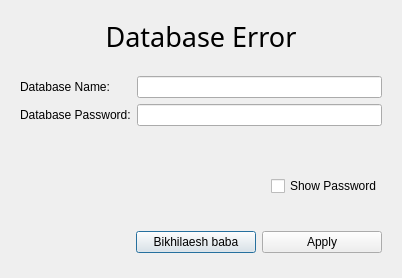
pouyace/Password-Keeper, file databasepassewordsetter.ui: the form before one commit.
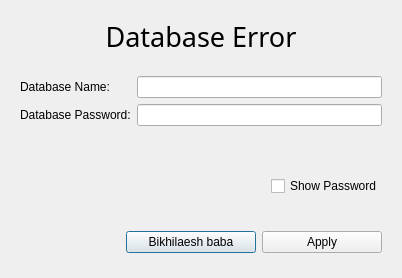
The form after the commit.

The edit to the form file:
```diff
--- a/databasepassewordsetter.ui
+++ b/databasepassewordsetter.ui
@@ -146,7 +146,7 @@
         </property>
         <property name="minimumSize">
          <size>
-          <width>120</width>
+          <width>130</width>
           <height>0</height>
          </size>
         </property>
```
